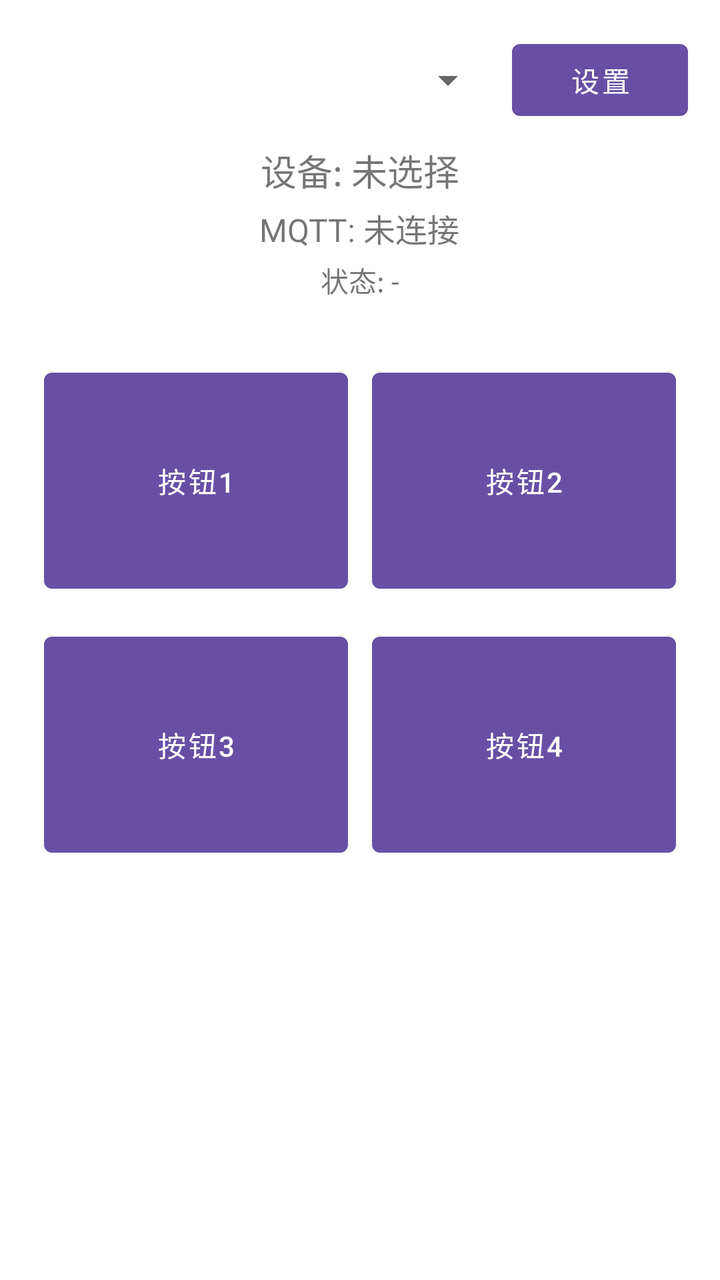
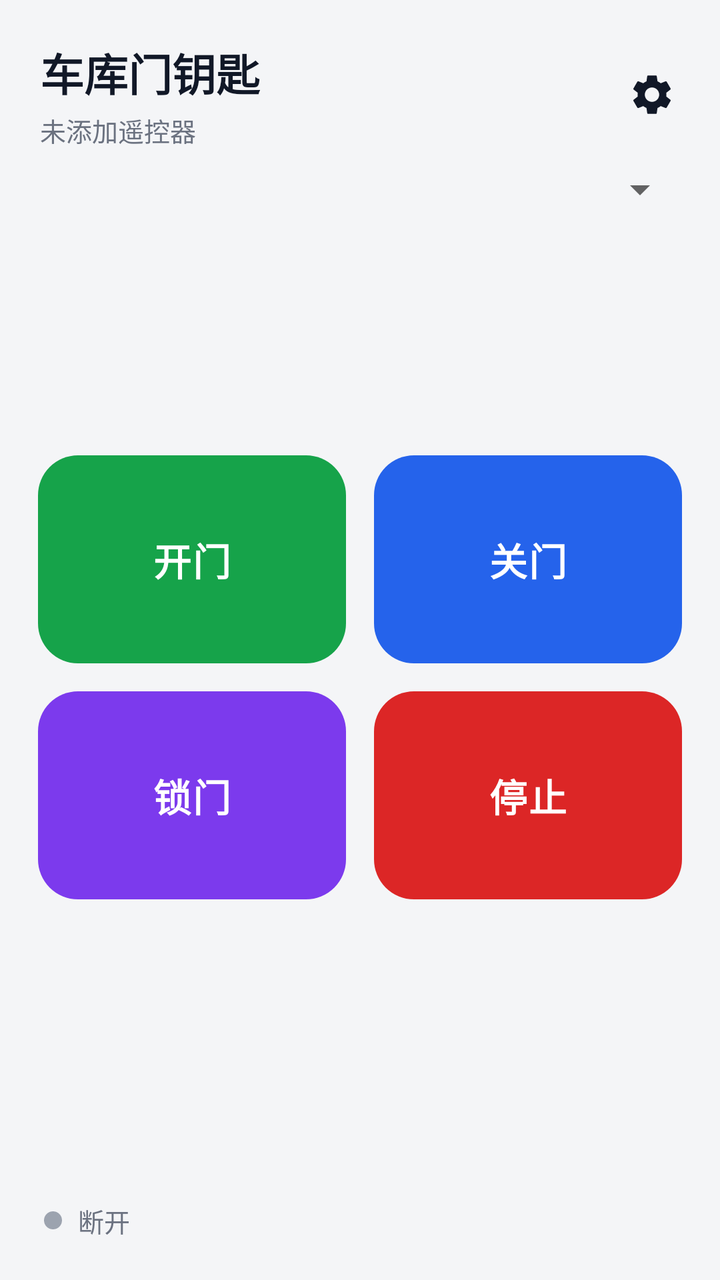

An Android layout rendered at two revisions. The XML below is the earlier revision; the diff shows what the commit changed to produce the second picture.
<!-- AndroidManifest.xml: application theme AppTheme -->
<!-- res/layout/activity_control.xml -->
<?xml version="1.0" encoding="utf-8"?>
<LinearLayout xmlns:android="http://schemas.android.com/apk/res/android"
    android:layout_width="match_parent"
    android:layout_height="match_parent"
    android:gravity="center_horizontal"
    android:orientation="vertical"
    android:padding="16dp">

    <LinearLayout
        android:layout_width="match_parent"
        android:layout_height="wrap_content"
        android:gravity="center_vertical"
        android:orientation="horizontal">

        <Spinner
            android:id="@+id/spDevice"
            android:layout_width="0dp"
            android:layout_height="wrap_content"
            android:layout_weight="1"
            android:spinnerMode="dialog" />

        <Button
            android:id="@+id/btnSettings"
            android:layout_width="wrap_content"
            android:layout_height="wrap_content"
            android:layout_marginStart="8dp"
            android:text="@string/settings" />
    </LinearLayout>

    <TextView
        android:id="@+id/tvDevice"
        android:layout_width="wrap_content"
        android:layout_height="wrap_content"
        android:layout_marginTop="8dp"
        android:text="@string/no_device"
        android:textSize="18sp" />

    <TextView
        android:id="@+id/tvStatus"
        android:layout_width="wrap_content"
        android:layout_height="wrap_content"
        android:layout_marginTop="4dp"
        android:text="@string/mqtt_idle"
        android:textSize="16sp" />

    <TextView
        android:id="@+id/tvState"
        android:layout_width="wrap_content"
        android:layout_height="wrap_content"
        android:layout_marginTop="4dp"
        android:text="@string/state_idle"
        android:textSize="14sp" />

    <GridLayout
        android:id="@+id/gridButtons"
        android:layout_width="match_parent"
        android:layout_height="wrap_content"
        android:layout_marginTop="24dp"
        android:columnCount="2"
        android:rowCount="2">

        <Button
            android:id="@+id/btn1"
            android:layout_width="0dp"
            android:layout_height="120dp"
            android:layout_columnWeight="1"
            android:layout_margin="6dp"
            android:text="按钮1" />

        <Button
            android:id="@+id/btn2"
            android:layout_width="0dp"
            android:layout_height="120dp"
            android:layout_columnWeight="1"
            android:layout_margin="6dp"
            android:text="按钮2" />

        <Button
            android:id="@+id/btn3"
            android:layout_width="0dp"
            android:layout_height="120dp"
            android:layout_columnWeight="1"
            android:layout_margin="6dp"
            android:text="按钮3" />

        <Button
            android:id="@+id/btn4"
            android:layout_width="0dp"
            android:layout_height="120dp"
            android:layout_columnWeight="1"
            android:layout_margin="6dp"
            android:text="按钮4" />
    </GridLayout>

    <LinearLayout
        android:id="@+id/emptyView"
        android:layout_width="match_parent"
        android:layout_height="wrap_content"
        android:layout_marginTop="24dp"
        android:gravity="center_horizontal"
        android:orientation="vertical"
        android:visibility="gone">

        <TextView
            android:layout_width="wrap_content"
            android:layout_height="wrap_content"
            android:gravity="center"
            android:text="@string/empty_hint"
            android:textSize="15sp" />

        <Button
            android:id="@+id/btnGoSettings"
            android:layout_width="wrap_content"
            android:layout_height="wrap_content"
            android:layout_marginTop="12dp"
            android:text="@string/go_add_device" />
    </LinearLayout>
</LinearLayout>
<!-- resources referenced by this layout -->
<resources>
  <string name="empty_hint">还没有设备。\n点下面的按钮去添加：可以给新 ESP 配网，也可以用另一台手机扫码加入已有设备。</string>
  <string name="go_add_device">添加设备</string>
  <string name="mqtt_idle">MQTT: 未连接</string>
  <string name="no_device">设备: 未选择</string>
  <string name="settings">设置</string>
  <string name="state_idle">状态: -</string>
  <style name="AppTheme" parent="Theme.MaterialComponents.DayNight.NoActionBar">
          <item name="colorPrimary">@color/purple_500</item>
          <item name="colorPrimaryDark">@color/purple_700</item>
          <item name="colorAccent">@color/teal_200</item>
      </style>
  <color name="purple_500">#6750A4</color>
  <color name="purple_700">#21005D</color>
  <color name="teal_200">#FF03DAC5</color>
</resources>

<!-- the commit's change to res/layout/activity_control.xml (unified diff, before → after) -->
@@ -1,118 +1,191 @@
 <?xml version="1.0" encoding="utf-8"?>
 <LinearLayout xmlns:android="http://schemas.android.com/apk/res/android"
+    xmlns:app="http://schemas.android.com/apk/res-auto"
     android:layout_width="match_parent"
     android:layout_height="match_parent"
-    android:gravity="center_horizontal"
-    android:orientation="vertical"
-    android:padding="16dp">
+    android:background="@color/bg"
+    android:orientation="vertical">
 
+    
     <LinearLayout
         android:layout_width="match_parent"
         android:layout_height="wrap_content"
         android:gravity="center_vertical"
-        android:orientation="horizontal">
+        android:orientation="horizontal"
+        android:paddingStart="20dp"
+        android:paddingTop="20dp"
+        android:paddingEnd="12dp"
+        android:paddingBottom="4dp">
 
-        <Spinner
-            android:id="@+id/spDevice"
+        <LinearLayout
             android:layout_width="0dp"
             android:layout_height="wrap_content"
             android:layout_weight="1"
-            android:spinnerMode="dialog" />
+            android:orientation="vertical">
 
-        <Button
+            <TextView
+                android:layout_width="wrap_content"
+                android:layout_height="wrap_content"
+                android:text="@string/app_name"
+                android:textColor="@color/text_primary"
+                android:textSize="22sp"
+                android:textStyle="bold" />
+
+            <TextView
+                android:id="@+id/tvDevice"
+                android:layout_width="wrap_content"
+                android:layout_height="wrap_content"
+                android:layout_marginTop="3dp"
+                android:text="@string/no_device"
+                android:textColor="@color/text_secondary"
+                android:textSize="13sp" />
+        </LinearLayout>
+
+        <ImageButton
             android:id="@+id/btnSettings"
-            android:layout_width="wrap_content"
-            android:layout_height="wrap_content"
-            android:layout_marginStart="8dp"
-            android:text="@string/settings" />
+            android:layout_width="44dp"
+            android:layout_height="44dp"
+            android:background="?attr/selectableItemBackgroundBorderless"
+            android:contentDescription="@string/settings"
+            android:padding="10dp"
+            android:src="@drawable/ic_settings" />
     </LinearLayout>
 
-    <TextView
-        android:id="@+id/tvDevice"
-        android:layout_width="wrap_content"
+    
+    <Spinner
+        android:id="@+id/spDevice"
+        android:layout_width="match_parent"
         android:layout_height="wrap_content"
-        android:layout_marginTop="8dp"
-        android:text="@string/no_device"
-        android:textSize="18sp" />
+        android:layout_marginStart="16dp"
+        android:layout_marginTop="4dp"
+        android:layout_marginEnd="16dp"
+        android:spinnerMode="dialog" />
 
-    <TextView
-        android:id="@+id/tvStatus"
-        android:layout_width="wrap_content"
-        android:layout_height="wrap_content"
-        android:layout_marginTop="4dp"
-        android:text="@string/mqtt_idle"
-        android:textSize="16sp" />
+    <Space
+        android:layout_width="match_parent"
+        android:layout_height="0dp"
+        android:layout_weight="1" />
 
-    <TextView
-        android:id="@+id/tvState"
-        android:layout_width="wrap_content"
-        android:layout_height="wrap_content"
-        android:layout_marginTop="4dp"
-        android:text="@string/state_idle"
-        android:textSize="14sp" />
-
+    
     <GridLayout
         android:id="@+id/gridButtons"
         android:layout_width="match_parent"
         android:layout_height="wrap_content"
-        android:layout_marginTop="24dp"
         android:columnCount="2"
+        android:paddingStart="12dp"
+        android:paddingEnd="12dp"
         android:rowCount="2">
 
-        <Button
+        <com.google.android.material.button.MaterialButton
             android:id="@+id/btn1"
+            style="@style/ControlButton"
             android:layout_width="0dp"
-            android:layout_height="120dp"
+            android:layout_height="104dp"
             android:layout_columnWeight="1"
-            android:layout_margin="6dp"
-            android:text="按钮1" />
+            android:layout_margin="7dp"
+            android:text="@string/btn_open"
+            app:backgroundTint="@color/btn_open" />
 
-        <Button
+        <com.google.android.material.button.MaterialButton
             android:id="@+id/btn2"
+            style="@style/ControlButton"
             android:layout_width="0dp"
-            android:layout_height="120dp"
+            android:layout_height="104dp"
             android:layout_columnWeight="1"
-            android:layout_margin="6dp"
-            android:text="按钮2" />
+            android:layout_margin="7dp"
+            android:text="@string/btn_close"
+            app:backgroundTint="@color/btn_close" />
 
-        <Button
+        <com.google.android.material.button.MaterialButton
             android:id="@+id/btn3"
+            style="@style/ControlButton"
             android:layout_width="0dp"
-            android:layout_height="120dp"
+            android:layout_height="104dp"
             android:layout_columnWeight="1"
-            android:layout_margin="6dp"
-            android:text="按钮3" />
+            android:layout_margin="7dp"
+            android:text="@string/btn_lock"
+            app:backgroundTint="@color/btn_lock" />
 
-        <Button
+        <com.google.android.material.button.MaterialButton
             android:id="@+id/btn4"
+            style="@style/ControlButton"
             android:layout_width="0dp"
-            android:layout_height="120dp"
+            android:layout_height="104dp"
             android:layout_columnWeight="1"
-            android:layout_margin="6dp"
-            android:text="按钮4" />
+            android:layout_margin="7dp"
+            android:text="@string/btn_stop"
+            app:backgroundTint="@color/btn_stop" />
     </GridLayout>
 
+    
+    <TextView
+        android:id="@+id/tvState"
+        android:layout_width="match_parent"
+        android:layout_height="wrap_content"
+        android:layout_marginTop="4dp"
+        android:gravity="center"
+        android:minHeight="26dp"
+        android:textColor="@color/text_secondary"
+        android:textSize="14sp" />
+
+    
     <LinearLayout
         android:id="@+id/emptyView"
         android:layout_width="match_parent"
         android:layout_height="wrap_content"
-        android:layout_marginTop="24dp"
         android:gravity="center_horizontal"
         android:orientation="vertical"
+        android:paddingStart="32dp"
+        android:paddingEnd="32dp"
         android:visibility="gone">
 
         <TextView
-            android:layout_width="wrap_content"
+            android:layout_width="match_parent"
             android:layout_height="wrap_content"
             android:gravity="center"
+            android:lineSpacingExtra="4dp"
             android:text="@string/empty_hint"
-            android:textSize="15sp" />
+            android:textColor="@color/text_secondary"
+            android:textSize="14sp" />
 
-        <Button
+        <com.google.android.material.button.MaterialButton
             android:id="@+id/btnGoSettings"
             android:layout_width="wrap_content"
             android:layout_height="wrap_content"
-            android:layout_marginTop="12dp"
-            android:text="@string/go_add_device" />
+            android:layout_marginTop="16dp"
+            android:text="@string/go_add_device"
+            android:textAllCaps="false"
+            app:backgroundTint="@color/accent"
+            app:cornerRadius="14dp" />
+    </LinearLayout>
+
+    <Space
+        android:layout_width="match_parent"
+        android:layout_height="0dp"
+        android:layout_weight="1" />
+
+    
+    <LinearLayout
+        android:layout_width="wrap_content"
+        android:layout_height="wrap_content"
+        android:layout_marginStart="22dp"
+        android:layout_marginBottom="20dp"
+        android:gravity="center_vertical"
+        android:orientation="horizontal">
+
+        <View
+            android:id="@+id/dotStatus"
+            android:layout_width="9dp"
+            android:layout_height="9dp"
+            android:background="@drawable/dot_off" />
+
+        <TextView
+            android:id="@+id/tvStatus"
+            android:layout_width="wrap_content"
+            android:layout_height="wrap_content"
+            android:layout_marginStart="8dp"
+            android:text="@string/status_off"
+            android:textColor="@color/text_secondary"
+            android:textSize="13sp" />
     </LinearLayout>
 </LinearLayout>
<!-- resource entries referenced after the edit -->
@@ -1,18 +1,65 @@
 <!-- resources referenced by this layout -->
 <resources>
-  <string name="empty_hint">还没有设备。\n点下面的按钮去添加：可以给新 ESP 配网，也可以用另一台手机扫码加入已有设备。</string>
-  <string name="go_add_device">添加设备</string>
-  <string name="mqtt_idle">MQTT: 未连接</string>
-  <string name="no_device">设备: 未选择</string>
+  <color name="accent">#0EA5E9</color>
+  <color name="bg">#F4F5F7</color>
+  <color name="btn_close">#2563EB</color>
+  <color name="btn_lock">#7C3AED</color>
+  <color name="btn_open">#16A34A</color>
+  <color name="btn_stop">#DC2626</color>
+  <color name="text_primary">#111827</color>
+  <color name="text_secondary">#6B7280</color>
+  <!-- drawable dot_off (drawable) -->
+  <?xml version="1.0" encoding="utf-8"?>
+  <shape xmlns:android="http://schemas.android.com/apk/res/android"
+      android:shape="oval">
+      <solid android:color="@color/status_off" />
+      <size
+          android:width="9dp"
+          android:height="9dp" />
+  </shape>
+  <!-- drawable ic_settings (drawable) -->
+  <vector xmlns:android="http://schemas.android.com/apk/res/android"
+      android:width="24dp"
+      android:height="24dp"
+      android:viewportWidth="24"
+      android:viewportHeight="24"
+      android:tint="@color/text_primary">
+      <path
+          android:fillColor="#FF000000"
+          android:pathData="M19.14,12.94c0.04,-0.3 0.06,-0.61 0.06,-0.94c0,-0.32 -0.02,-0.64 -0.07,-0.94l2.03,-1.58c0.18,-0.14 0.23,-0.41 0.12,-0.61l-1.92,-3.32c-0.12,-0.22 -0.37,-0.29 -0.59,-0.22l-2.39,0.96c-0.5,-0.38 -1.03,-0.7 -1.62,-0.94L14.4,2.81c-0.04,-0.24 -0.24,-0.41 -0.48,-0.41h-3.84c-0.24,0 -0.43,0.17 -0.47,0.41L9.25,5.35C8.66,5.59 8.12,5.92 7.63,6.29L5.24,5.33c-0.22,-0.08 -0.47,0 -0.59,0.22L2.74,8.87C2.62,9.08 2.66,9.34 2.86,9.48l2.03,1.58C4.84,11.36 4.8,11.69 4.8,12s0.02,0.64 0.07,0.94l-2.03,1.58c-0.18,0.14 -0.23,0.41 -0.12,0.61l1.92,3.32c0.12,0.22 0.37,0.29 0.59,0.22l2.39,-0.96c0.5,0.38 1.03,0.7 1.62,0.94l0.36,2.54c0.05,0.24 0.24,0.41 0.48,0.41h3.84c0.24,0 0.44,-0.17 0.47,-0.41l0.36,-2.54c0.59,-0.24 1.13,-0.56 1.62,-0.94l2.39,0.96c0.22,0.08 0.47,0 0.59,-0.22l1.92,-3.32c0.12,-0.22 0.07,-0.47 -0.12,-0.61L19.14,12.94zM12,15.6c-1.98,0 -3.6,-1.62 -3.6,-3.6s1.62,-3.6 3.6,-3.6s3.6,1.62 3.6,3.6S13.98,15.6 12,15.6z" />
+  </vector>
+  <string name="app_name">车库门钥匙</string>
+  <string name="btn_close">关门</string>
+  <string name="btn_lock">锁门</string>
+  <string name="btn_open">开门</string>
+  <string name="btn_stop">停止</string>
+  <string name="empty_hint">还没有遥控器。\n点下面的按钮添加：可以给新控制器配网，也可以用另一台手机扫码加入。</string>
+  <string name="go_add_device">添加遥控器</string>
+  <string name="no_device">未添加遥控器</string>
   <string name="settings">设置</string>
-  <string name="state_idle">状态: -</string>
-  <style name="AppTheme" parent="Theme.MaterialComponents.DayNight.NoActionBar">
-          <item name="colorPrimary">@color/purple_500</item>
-          <item name="colorPrimaryDark">@color/purple_700</item>
-          <item name="colorAccent">@color/teal_200</item>
+  <string name="status_off">断开</string>
+  <style name="ControlButton" parent="Widget.MaterialComponents.Button">
+          <item name="cornerRadius">20dp</item>
+          <item name="android:textSize">19sp</item>
+          <item name="android:textStyle">bold</item>
+          <item name="android:textAllCaps">false</item>
+          <item name="android:letterSpacing">0.04</item>
+          <item name="android:insetTop">0dp</item>
+          <item name="android:insetBottom">0dp</item>
+          <item name="android:stateListAnimator">@null</item>
+          <item name="elevation">0dp</item>
       </style>
-  <color name="purple_500">#6750A4</color>
-  <color name="purple_700">#21005D</color>
-  <color name="teal_200">#FF03DAC5</color>
+  <style name="AppTheme" parent="Theme.MaterialComponents.Light.NoActionBar">
+          <item name="colorPrimary">@color/accent</item>
+          <item name="colorPrimaryVariant">@color/purple_700</item>
+          <item name="colorOnPrimary">#FFFFFF</item>
+          <item name="colorSecondary">@color/teal_200</item>
+          <item name="android:windowBackground">@color/bg</item>
+          <item name="android:statusBarColor">@color/bg</item>
+          <item name="android:windowLightStatusBar">true</item>
+      </style>
+  <color name="status_off">#9CA3AF</color>
+  <color name="purple_700">#0284C7</color>
+  <color name="teal_200">#22D3EE</color>
 </resources>
 
